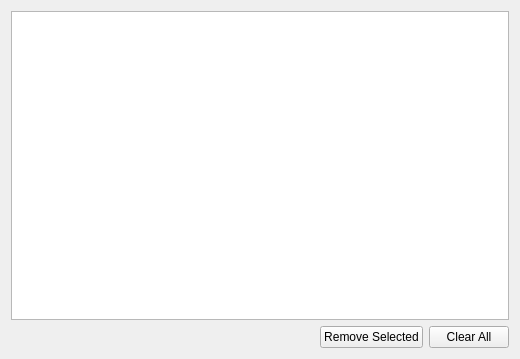
This is analyzer/forms/CacheView.ui in jvesely/netsniffer as Qt 5 draws it before an edit. The edited form follows.
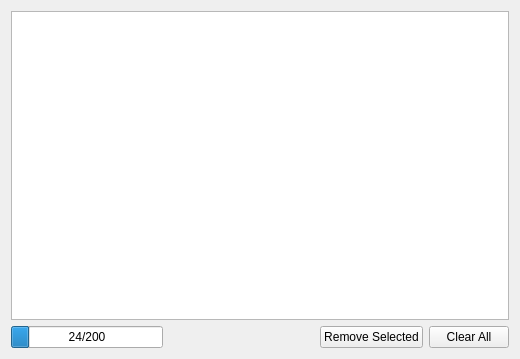
This is the edited form. Icons and pictures are not drawn.

Commit message:
added cache indicator
progressbar added to indicate dnscache fullness
dns recognizer only displays info message isntead of connection details

```diff
--- a/analyzer/forms/CacheView.ui
+++ b/analyzer/forms/CacheView.ui
@@ -38,6 +38,22 @@
    </item>
    <item>
     <layout class="QHBoxLayout" name="horizontalLayout">
+     <item>
+      <widget class="QProgressBar" name="indicator">
+       <property name="enabled">
+        <bool>true</bool>
+       </property>
+       <property name="maximum">
+        <number>200</number>
+       </property>
+       <property name="value">
+        <number>24</number>
+       </property>
+       <property name="format">
+        <string extracomment="Space used">%v/%m</string>
+       </property>
+      </widget>
+     </item>
      <item>
       <spacer name="horizontalSpacer">
        <property name="orientation">
@@ -45,7 +61,7 @@
        </property>
        <property name="sizeHint" stdset="0">
         <size>
-         <width>40</width>
+         <width>20</width>
          <height>20</height>
         </size>
        </property>
```
Left out of the diff: 6 changed lines with no effect on the pictures. The commit also changes 4 other files.
